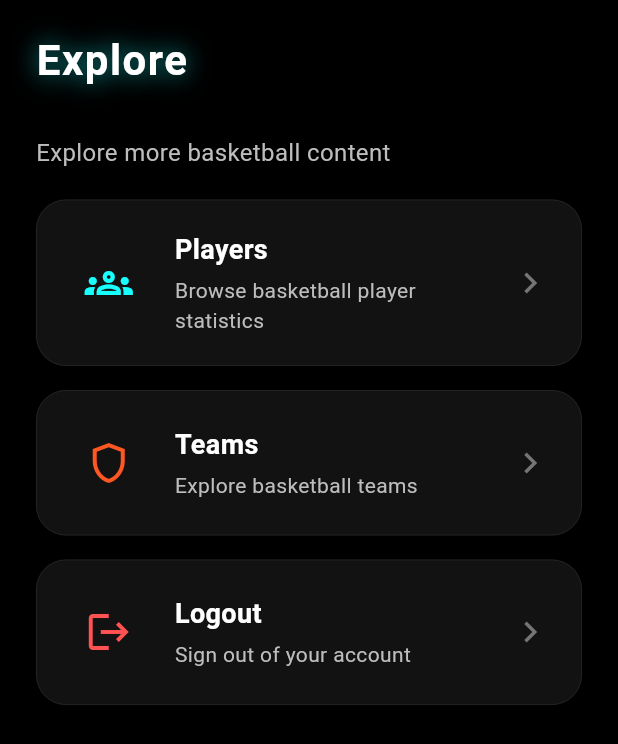
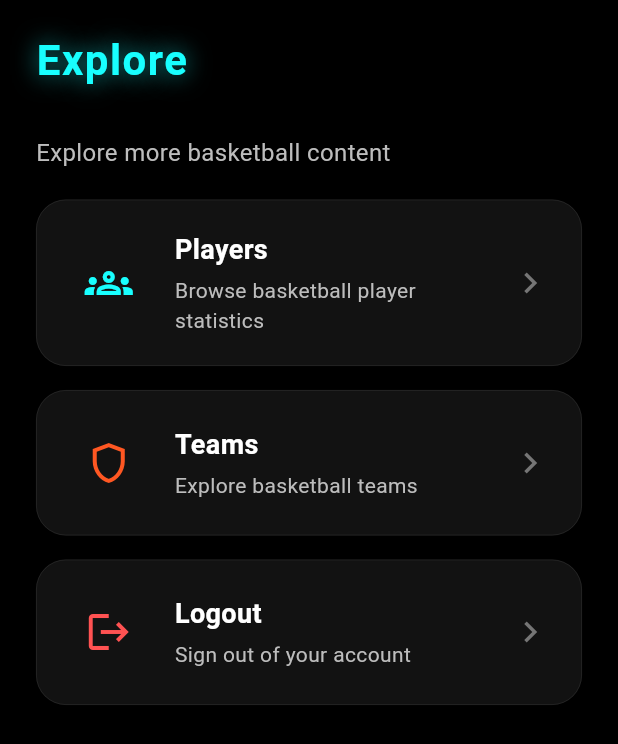
Before and after one commit to D05-2025/dribbl-id-mobile, a Flutter app: the OthersPage screen opened directly, on a phone screen of 412 x 824 dp. Shown: the top 744 px of the screen. Run offline on Flutter 3.47's test engine with Material 3 defaults, Android fonts, the phone set to English and light mode, and no system bars; missing offline and left inert: pbp_django_auth.

```diff
--- a/lib/main/screens/others_page.dart
+++ b/lib/main/screens/others_page.dart
@@ -28,7 +28,7 @@ class OthersPage extends StatelessWidget {
                   Text(
                     "Explore",
                     style: TextStyle(
-                      color: Colors.white,
+                      color: Colors.cyanAccent, // Use distinct cyan
                       fontSize: 28,
                       fontWeight: FontWeight.bold,
                       letterSpacing: 1.0,
```
Also changed, not shown: lib/main/screens/menu.dart (line endings or trailing spaces).
